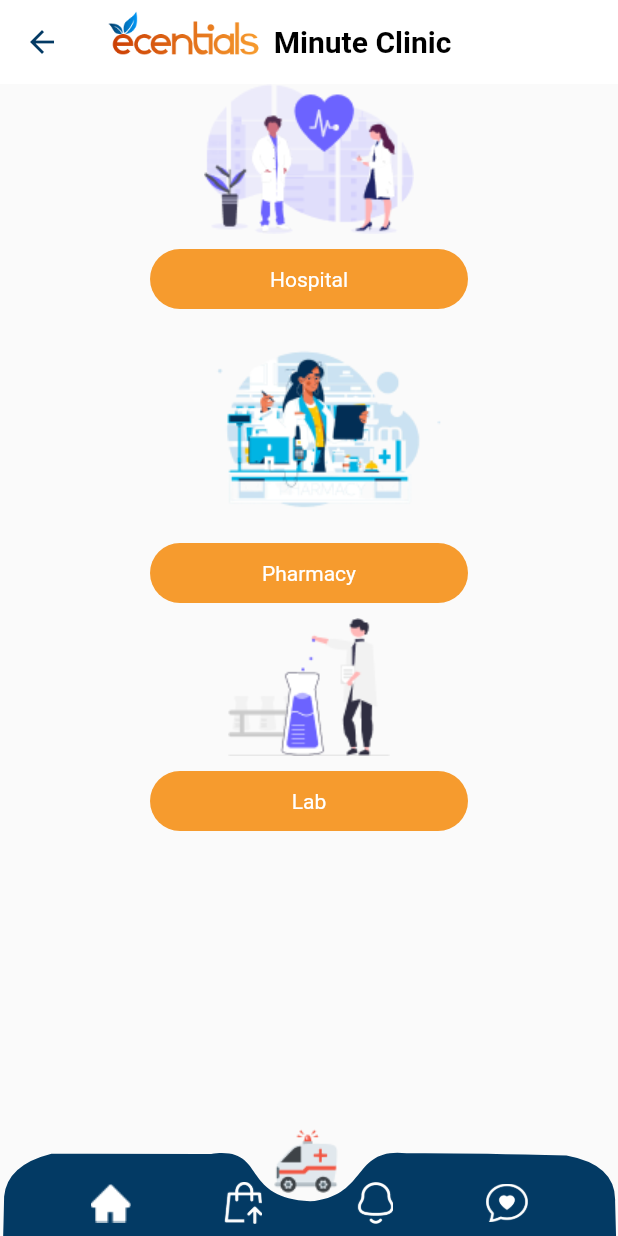
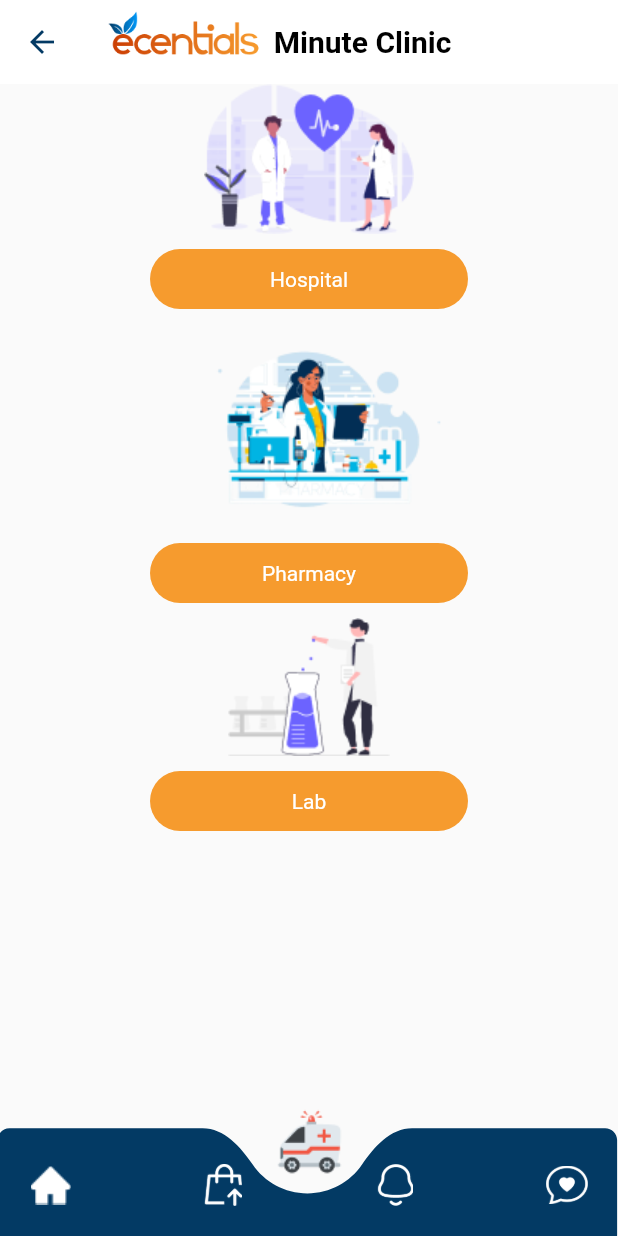
Before and after one commit to akuetteh51/ecentials, a Flutter app: the MinuteClinic screen opened directly, after a tap on "Hospital", on a phone screen of 412 x 824 dp. Run offline on Flutter 3.47's test engine with Material 2 defaults, Android fonts, the phone set to English and light mode, and no system bars; our stand-ins replace animated_splash_screen, dotted_border, flutter_neumorphic, get, google_maps_flutter, pin_code_fields and 2 more; accounts and stored records are empty.

Commit message:
fixed bottom nav bar

```diff
--- a/lib/src/Widgets/CurvedBottomBar.dart
+++ b/lib/src/Widgets/CurvedBottomBar.dart
@@ -30,22 +30,14 @@ class _CurvedBottomBarState extends State<CurvedBottomBar> {
     });
   }
 
-  // Icons
-  final _icons = [
-    "assets/images/home.png",
-    "assets/images/shop.png",
-    "assets/images/bar_notifications.png",
-    "assets/images/chat.png",
-  ];
-  // Icons fileed
-  final _iconsFilled = [
-    "assets/images/home_filled.png",
-    "assets/images/shop_filled.png",
+  final _icon = {
+    "assets/images/home.png": "assets/images/home_filled.png",
+    "assets/images/shop.png": "assets/images/shop_filled.png",
+    "assets/images/bar_notifications.png":
         "assets/images/notifications_filled.png",
-    "assets/images/chat_filled.png",
-  ];
+    "assets/images/chat.png": "assets/images/chat_filled.png",
+  };
 
-// Icons tooltips
   final _tooltip = [
     "Home",
     "Store",
@@ -58,27 +50,25 @@ class _CurvedBottomBarState extends State<CurvedBottomBar> {
     return Stack(
       children: [
         Positioned(
-          bottom: -20.0,
+          bottom: -8.0,
+          left: 0,
+          right: 0,
           child: SizedBox(
             height: 80,
             child: CustomPaint(
-              size: Size(MediaQuery.of(context).size.width,
-                  80.0), //You can Replace [WIDTH] with your desired width for Custom Paint and height will be calculated automatically
               painter: RPSCustomPainter(shapeColor: widget.color),
             ),
           ),
         ),
         Positioned(
-          bottom: 8,
-          child: Container(
-            // color: Colors.amber.withOpacity(.5),
-            width: MediaQuery.of(context).size.width,
-            // height: 40,
+          bottom: 20,
+          left: 20,
+          right: 20,
           child: Wrap(
-              alignment: WrapAlignment.spaceEvenly,
+            alignment: WrapAlignment.spaceBetween,
             crossAxisAlignment: WrapCrossAlignment.end,
             children: List.generate(
-                4,
+              _icon.length,
               (index) => Tooltip(
                 message: _tooltip[index],
                 child: GestureDetector(
@@ -91,42 +81,22 @@ class _CurvedBottomBarState extends State<CurvedBottomBar> {
                   child: SizedBox(
                     width: 28,
                     height: 28,
-                      child: Image.asset(currentLocalIndex == index
-                          ? _iconsFilled[index]
-                          : _icons[index]),
-                    ),
-                  ),
-                ),
-                // IconButton(
-                //   onPressed: () {
-                //     widget.currentIndex?.call(index);
-                //     setState(() {
-                //       currentLocalIndex = index;
-                //     });
-                //   },
-                //   tooltip:
-                //       ,
-                //   icon: ,
-                // ),
+                    child: Image.asset(
+                      currentLocalIndex == index
+                          ? _icon.values.elementAt(index)
+                          : _icon.keys.elementAt(index),
                     ),
                   ),
                 ),
               ),
-        Positioned(
-          bottom: 32.0,
-          child: SizedBox(
-            width: MediaQuery.of(context).size.width,
-            height: 40,
-            child: Wrap(
-              alignment: WrapAlignment.center,
-              children: const [
-                Padding(
-                  padding: EdgeInsets.only(right: 5.0),
-                  child: FloatingAmbulance(),
-                )
-              ],
             ),
           ),
+        ),
+        const Positioned(
+          left: 0,
+          right: 0,
+          bottom: 40.0,
+          child: FloatingAmbulance(),
         ),
       ],
     );
--- a/lib/src/Widgets/curvedPaint.dart
+++ b/lib/src/Widgets/curvedPaint.dart
@@ -1,83 +1,87 @@
+import 'dart:ui' as ui;
+
+import 'package:ecentialsclone/src/Themes/colors.dart';
 import 'package:flutter/material.dart';
 
-// class RPSCustomPainter extends CustomPainter{
+//Add this CustomPaint widget to the Widget Tree
 
-//   @override
-//   void paint(Canvas canvas, Size size) {
-
-//   Paint paint0 = Paint()
-//       ..color = const Color.fromARGB(255, 33, 150, 243)
-//       ..style = PaintingStyle.fill
-//       ..strokeWidth = 1;
-
-//     Path path0 = Path();
-//     path0.moveTo(size.width*0.0013333,size.height*2.0000000);
-//     path0.quadraticBezierTo(size.width*0.0056667,size.height*0.9610000,size.width*0.0066667,size.height*0.5880000);
-//     path0.quadraticBezierTo(size.width*0.0115000,size.height*0.2195000,size.width*0.0833333,size.height*0.0900000);
-//     path0.quadraticBezierTo(size.width*0.2494167,size.height*0.0895000,size.width*0.3323333,size.height*0.0920000);
-//     path0.cubicTo(size.width*0.4246667,size.height*0.0025000,size.width*0.3853333,size.height*0.6015000,size.width*0.5016667,size.height*0.6460000);
-//     path0.cubicTo(size.width*0.5977500,size.height*0.5815000,size.width*0.5802500,size.height*0.0185000,size.width*0.6700000,size.height*0.0920000);
-//     path0.quadraticBezierTo(size.width*0.7626667,size.height*0.0865000,size.width*0.9166667,size.height*0.1100000);
-//     path0.quadraticBezierTo(size.width*0.9973333,size.height*0.2175000,size.width*0.9953333,size.height*0.6480000);
-//     path0.quadraticBezierTo(size.width*0.9968333,size.height*1.0260000,size.width,size.height*2.0000000);
-//     path0.lineTo(size.width*0.0013333,size.height*2.0000000);
-//     path0.close();
-
-//     canvas.drawPath(path0, paint0);
-
-//   }
-
-//   @override
-//   bool shouldRepaint(covariant CustomPainter oldDelegate) {
-//     return true;
-//   }
-
-// }
-
+//Copy this CustomPainter code to the Bottom of the File
 class RPSCustomPainter extends CustomPainter {
   final Color? shapeColor;
-
   RPSCustomPainter({this.shapeColor});
-
   @override
   void paint(Canvas canvas, Size size) {
-    Paint paint0 = Paint()
-      ..color = shapeColor ?? const Color(0xFF033A64)
+    Path path_0 = Path();
+
+    path_0.moveTo(size.width * 0.4973487, size.height * 0.5448259);
+    path_0.cubicTo(
+        size.width * 0.5342155,
+        size.height * 0.5448259,
+        size.width * 0.5667070,
+        size.height * 0.4493556,
+        size.width * 0.5858329,
+        size.height * 0.3042593);
+    path_0.cubicTo(
+        size.width * 0.6052276,
+        size.height * 0.1571296,
+        size.width * 0.6320726,
+        size.height * 0.001615543,
+        size.width * 0.6668402,
+        size.height * 0.001615543);
+    path_0.lineTo(size.width * 0.9791889, size.height * 0.001615543);
+    path_0.cubicTo(
+        size.width * 0.9898886,
+        size.height * 0.001615543,
+        size.width * 0.9985593,
+        size.height * 0.04583432,
+        size.width * 0.9985593,
+        size.height * 0.1003810);
+    path_0.lineTo(size.width * 0.9985593, size.height * 0.8905049);
+    path_0.cubicTo(
+        size.width * 0.9985593,
+        size.height * 0.9450506,
+        size.width * 0.9898886,
+        size.height * 0.9892704,
+        size.width * 0.9791889,
+        size.height * 0.9892704);
+    path_0.lineTo(size.width * 0.01550910, size.height * 0.9892704);
+    path_0.cubicTo(
+        size.width * 0.004811114,
+        size.height * 0.9892704,
+        size.width * -0.003861332,
+        size.height * 0.9450506,
+        size.width * -0.003861332,
+        size.height * 0.8905049);
+    path_0.lineTo(size.width * -0.003861332, size.height * 0.1003810);
+    path_0.cubicTo(
+        size.width * -0.003861332,
+        size.height * 0.04583432,
+        size.width * 0.004811138,
+        size.height * 0.001615543,
+        size.width * 0.01550913,
+        size.height * 0.001615543);
+    path_0.lineTo(size.width * 0.3278571, size.height * 0.001615543);
+    path_0.cubicTo(
+        size.width * 0.3626271,
+        size.height * 0.001615543,
+        size.width * 0.3894697,
+        size.height * 0.1571296,
+        size.width * 0.4088644,
+        size.height * 0.3042593);
+    path_0.cubicTo(
+        size.width * 0.4279927,
+        size.height * 0.4493556,
+        size.width * 0.4604843,
+        size.height * 0.5448259,
+        size.width * 0.4973487,
+        size.height * 0.5448259);
+    path_0.close();
+
+    Paint paint_0_fill = Paint()
       ..style = PaintingStyle.fill
-      ..strokeWidth = 1;
+      ..color = shapeColor ?? const Color(0xFF033A64);
 
-    Path path0 = Path();
-    path0.moveTo(size.width * 0.0013333, size.height * 1.4285714);
-    path0.quadraticBezierTo(size.width * 0.0056667, size.height * 0.6864286,
-        size.width * 0.0066667, size.height * 0.4200000);
-    path0.quadraticBezierTo(size.width * 0.0115000, size.height * 0.1567857,
-        size.width * 0.0833333, size.height * 0.0642857);
-    path0.quadraticBezierTo(size.width * 0.2587500, size.height * 0.0639286,
-        size.width * 0.3416667, size.height * 0.0657143);
-    path0.cubicTo(
-        size.width * 0.4340000,
-        size.height * 0.0017857,
-        size.width * 0.3853333,
-        size.height * 0.4296429,
-        size.width * 0.5016667,
-        size.height * 0.4614286);
-    path0.cubicTo(
-        size.width * 0.5977500,
-        size.height * 0.4153571,
-        size.width * 0.5682500,
-        size.height * 0.0075000,
-        size.width * 0.6580000,
-        size.height * 0.0600000);
-    path0.quadraticBezierTo(size.width * 0.7506667, size.height * 0.0560714,
-        size.width * 0.9166667, size.height * 0.0785714);
-    path0.quadraticBezierTo(size.width * 0.9973333, size.height * 0.1553571,
-        size.width * 0.9953333, size.height * 0.4628571);
-    path0.quadraticBezierTo(size.width * 0.9968333, size.height * 0.7328571,
-        size.width, size.height * 1.4285714);
-    path0.lineTo(size.width * 0.0013333, size.height * 1.4285714);
-    path0.close();
-
-    canvas.drawPath(path0, paint0);
+    canvas.drawPath(path_0, paint_0_fill);
   }
 
   @override
--- a/lib/src/Widgets/floatingAmbulance.dart
+++ b/lib/src/Widgets/floatingAmbulance.dart
@@ -1,14 +1,17 @@
 import 'package:ecentialsclone/src/screens/UserScreens/Home/Ambulance/ambulanceNear.dart';
 import 'package:flutter/material.dart';
 import 'package:get/get.dart';
+
 class FloatingAmbulance extends StatelessWidget {
-  const FloatingAmbulance({Key? key, }) : super(key: key);
+  const FloatingAmbulance({
+    Key? key,
+  }) : super(key: key);
 
   @override
   Widget build(BuildContext context) {
     return GestureDetector(
       onTap: () {
-        Get.to(() => const AmbulanceNear());
+        // Get.to(() => const AmbulanceNear());
       },
       child: Container(
         height: 45,
--- a/lib/src/screens/UserScreens/Home/MinuteClinic/minuteClinic.dart
+++ b/lib/src/screens/UserScreens/Home/MinuteClinic/minuteClinic.dart
@@ -100,7 +100,7 @@ class _MinuteClinicState extends State<MinuteClinic> {
           // ),
           // floatingActionButton: FloatingAmbulance(),
           // floatingActionButtonLocation: FloatingActionButtonLocation.centerDocked,
-          appBar: _appBar,
+          appBar: currentIndex == 0 ? _appBar : null,
           body: ListView(
             shrinkWrap: true,
             children: [
--- a/lib/src/screens/UserScreens/Home/Settings/setting.dart
+++ b/lib/src/screens/UserScreens/Home/Settings/setting.dart
@@ -4,6 +4,7 @@ import 'package:ecentialsclone/src/screens/UserScreens/Home/Profiles/editProfile
 import 'package:ecentialsclone/src/screens/UserScreens/Home/Profiles/profileScreen.dart';
 import 'package:ecentialsclone/src/screens/UserScreens/Home/Settings/downloads.dart';
 import 'package:ecentialsclone/src/screens/UserScreens/Home/Settings/langauge.dart';
+import 'package:ecentialsclone/src/screens/UserScreens/Home/Settings/navTry.dart';
 import 'package:ecentialsclone/src/screens/UserScreens/Home/Settings/notification.dart';
 import 'package:flutter/material.dart';
 import 'package:get/get.dart';
@@ -58,22 +59,27 @@ class _SettingsState extends State<Settings> {
                     ),
                   ),
                 ),
-
-                const SizedBox(width: 8,),
+                const SizedBox(
+                  width: 8,
+                ),
                 Flexible(
-                  child: SizedBox(
                   child: Column(
                     crossAxisAlignment: CrossAxisAlignment.start,
                     children: [
                       Row(
+                        mainAxisAlignment: MainAxisAlignment.spaceBetween,
                         children: [
                           Flexible(
                             child: Text(
-                                "Andrews Opoku",
+                              "Andrews Opoku Kwadwo Opoku Senior Lios",
+                              softWrap: true,
+                              maxLines: 2,
+                              overflow: TextOverflow.ellipsis,
                               style: TextStyle(
                                 fontSize: 20,
                                 fontWeight: FontWeight.bold,
-                                  color: AppColors.primaryBlackColor.withOpacity(.50),
+                                color: AppColors.primaryBlackColor
+                                    .withOpacity(.50),
                               ),
                             ),
                           ),
@@ -93,23 +99,13 @@ class _SettingsState extends State<Settings> {
                         ],
                       ),
                       const Text(
-                          "My name is Andrews Opoku...",
-
-                        ),
-                      // ),
-                     const SizedBox(
-                        height: 10,
-                      ),
-                     const Text(
-                        "My name is Andrews Opoku Senior jnfnjj...",
-                        softWrap: false,
-                        maxLines: 1,
+                        "My name is Andrews Opoku Medical Doctor at Nation Hopital",
+                        softWrap: true,
+                        maxLines: 2,
                         overflow: TextOverflow.ellipsis,
                       ),
                     ],
                   ),
-                ),
-
                 ),
               ],
             ),
@@ -119,11 +115,11 @@ class _SettingsState extends State<Settings> {
           ),
           const ListTile(
             leading: Icon(EcentialsIcons.account),
-            title:  Text(
+            title: Text(
               "Account",
               style: TextStyle(fontSize: 18),
             ),
-            subtitle:  Text(
+            subtitle: Text(
               "Privacy, security, change email or number",
             ),
           ),
@@ -170,6 +166,7 @@ class _SettingsState extends State<Settings> {
             ),
           ),
           ListTile(
+            onTap: () {},
             leading: Image.asset(
               "assets/images/headphone.png",
               scale: 1.2,
```
Also changed, not shown: assets/images/card_holder.png (added), assets/images/notification_outlined/Iconly/Light-Outline/notification_outlined.png (deleted). Lines whose indentation alone changed are shown as unchanged.
